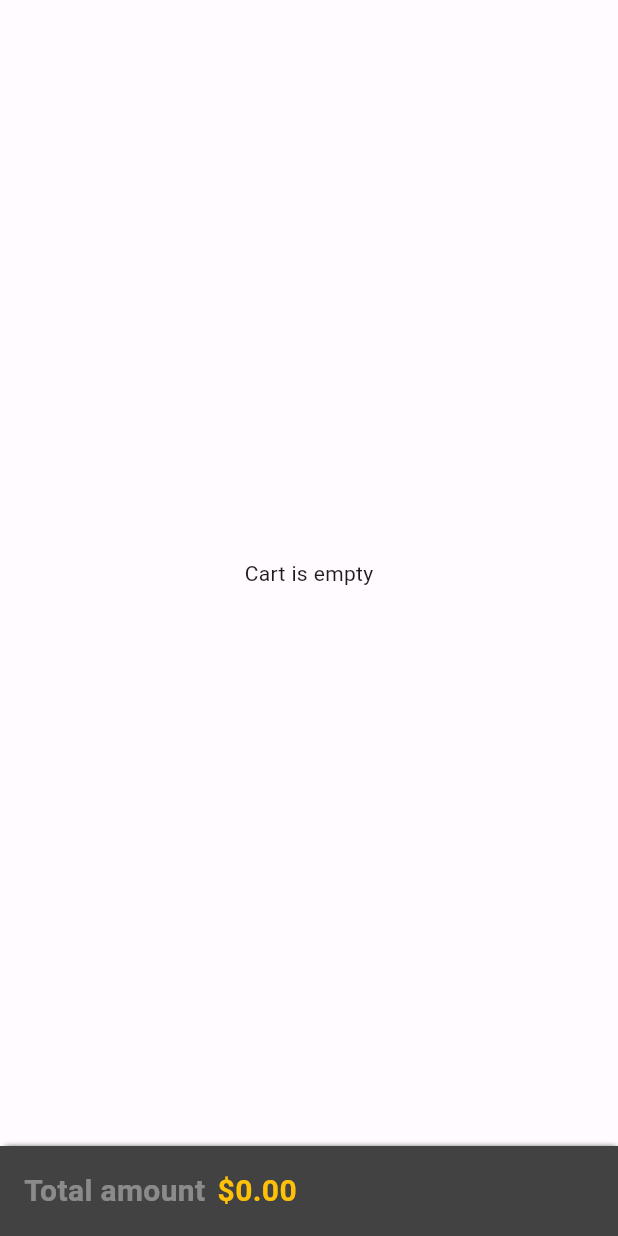
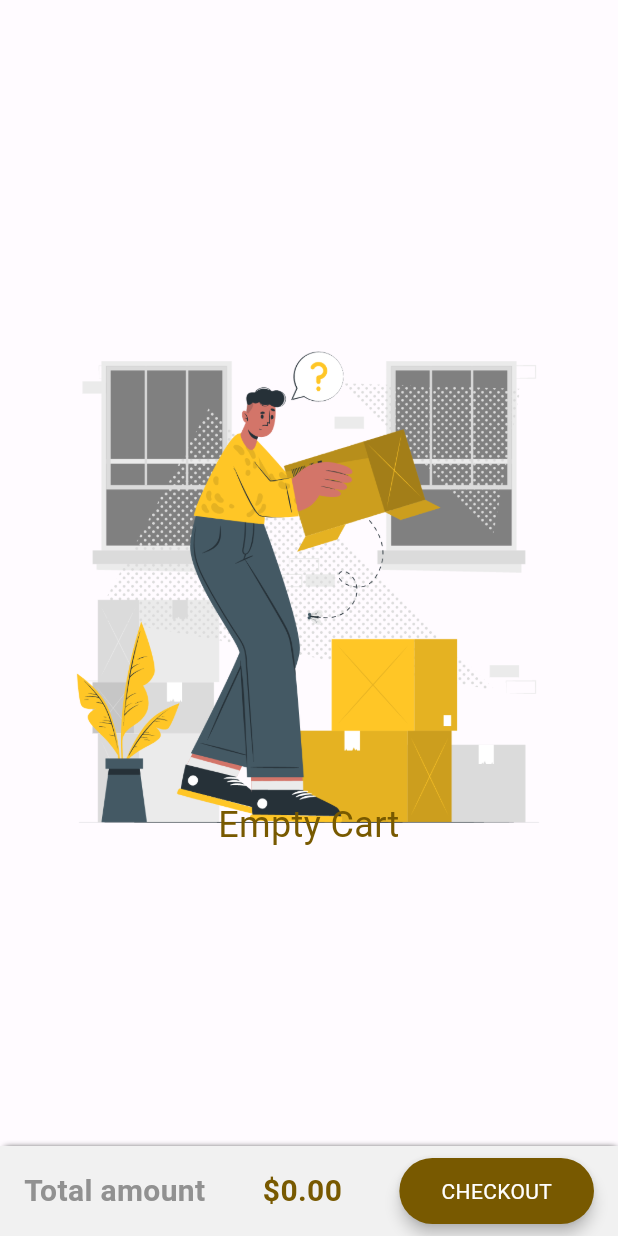
Before and after one commit to aboidrees90/ecommerce_flutter_php_mysql, a Flutter app: the CartListScreen screen opened by its route, on a phone screen of 412 x 824 dp. Run offline on Flutter 3.47's test engine with Material 2 defaults, Android fonts, the phone set to English and light mode, and no system bars; our stand-ins replace flutter_rating_bar, fluttertoast, font_awesome_flutter, get, google_fonts, image_picker and 1 more; accounts and stored records are empty; Roboto replaces fonts that are missing (Cairo).

Commit message:
dynamic dark/light theme

```diff
--- a/lib/core/constants/theme.dart
+++ b/lib/core/constants/theme.dart
@@ -2,102 +2,76 @@ import 'package:flutter/material.dart';
 
 const lightColorScheme = ColorScheme(
   brightness: Brightness.light,
+  primary: Color(0xFF785900),
+  onPrimary: Color(0xFFFFFFFF),
+  primaryContainer: Color(0xFFF1F1F1),
+  onPrimaryContainer: Color(0xFF000000),
 
   //
-  primary: Color(0xFFA200BB),
-  onPrimary: Color(0xFFFFFFFF),
-  primaryContainer: Color(0xFFFFD6FE),
-  onPrimaryContainer: Color(0xFF35003F),
+  secondary: Color(0xFF715C00),
+  onSecondary: Color(0xFF919191),
+  secondaryContainer: Color(0xFFFFE17B),
+  onSecondaryContainer: Color(0xFF231B00),
 
   //
-  secondary: Color(0xFF9A25AE),
-  onSecondary: Color(0xFFFFFFFF),
-  secondaryContainer: Color(0xFFFFD6FE),
-  onSecondaryContainer: Color(0xFF35003F),
-
-  //
-  tertiary: Color(0xFF9A25AE),
+  tertiary: Color(0xFF765B00),
   onTertiary: Color(0xFFFFFFFF),
-  tertiaryContainer: Color(0xFFFFD6FE),
-  onTertiaryContainer: Color(0xFF35003F),
+  tertiaryContainer: Color(0xFFFFDF93),
+  onTertiaryContainer: Color(0xFF241A00),
 
   //
   error: Color(0xFFBA1A1A),
   errorContainer: Color(0xFFFFDAD6),
   onError: Color(0xFFFFFFFF),
   onErrorContainer: Color(0xFF410002),
-
-  //
   background: Color(0xFFFFFBFF),
-  onBackground: Color(0xFF1E1A1D),
-
-  //
+  onBackground: Color(0xFF1E1B16),
   surface: Color(0xFFFFFBFF),
-  onSurface: Color(0xFF1E1A1D),
-
-  //
-  surfaceVariant: Color(0xFFECDFE8),
-  onSurfaceVariant: Color(0xFF4D444C),
-
-  //
-  outline: Color(0xFF7F747D),
-
-  onInverseSurface: Color(0xFFF7EEF3),
-  inverseSurface: Color(0xFF332F32),
-
-  //
-  inversePrimary: Color(0xFFFAABFF),
+  onSurface: Color(0xFF1E1B16),
+  surfaceVariant: Color(0xFFEDE1CF),
+  onSurfaceVariant: Color(0xFF4D4639),
+  outline: Color(0xFF785900),
+  onInverseSurface: Color(0xFFF7EFE7),
+  inverseSurface: Color(0xFF33302A),
+  inversePrimary: Color(0xFFFABD00),
   shadow: Color(0xFF000000),
-  surfaceTint: Color(0xFFA200BB),
+  surfaceTint: Color(0xFF785900),
 );
 
 const darkColorScheme = ColorScheme(
   brightness: Brightness.dark,
+  primary: Color(0xFFFABD00),
+  onPrimary: Color(0xFF3F2E00),
+  primaryContainer: Color(0xFF424242),
+  onPrimaryContainer: Color(0xFFFFFFFF),
 
   //
-  primary: Color(0xFFFAABFF),
-  onPrimary: Color(0xFF570066),
-  primaryContainer: Color(0xFF7B008F),
-  onPrimaryContainer: Color(0xFFFFD6FE),
+  secondary: Color(0xFFEAC32B),
+  onSecondary: Color(0xFF919191),
+  secondaryContainer: Color(0xFF564500),
+  onSecondaryContainer: Color(0xFFFFE17B),
 
   //
-  secondary: Color(0xFFF9ABFF),
-  onSecondary: Color(0xFF570066),
-  secondaryContainer: Color(0xFF7B008F),
-  onSecondaryContainer: Color(0xFFFFD6FE),
-
-  //
-  tertiary: Color(0xFFF9ABFF),
-  onTertiary: Color(0xFF570066),
-  tertiaryContainer: Color(0xFF7B008F),
-  onTertiaryContainer: Color(0xFFFFD6FE),
+  tertiary: Color(0xFFF3C01A),
+  onTertiary: Color(0xFF3E2E00),
+  tertiaryContainer: Color(0xFF594400),
+  onTertiaryContainer: Color(0xFFFFDF93),
 
   //
   error: Color(0xFFFFB4AB),
   errorContainer: Color(0xFF93000A),
   onError: Color(0xFF690005),
   onErrorContainer: Color(0xFFFFDAD6),
-
-  //
-  background: Color(0xFF1E1A1D),
-  onBackground: Color(0xFFE9E0E4),
-
-  //
-  surface: Color(0xFF1E1A1D),
-  onSurface: Color(0xFFE9E0E4),
-
-  //
-  surfaceVariant: Color(0xFF4D444C),
-  onSurfaceVariant: Color(0xFFD0C3CC),
-
-  //
-  outline: Color(0xFF998D96),
-
-  onInverseSurface: Color(0xFF1E1A1D),
-  inverseSurface: Color(0xFFE9E0E4),
-
-  //
-  inversePrimary: Color(0xFFA200BB),
+  background: Color(0xFF1E1B16),
+  onBackground: Color(0xFFE9E1D8),
+  surface: Color(0xFF1E1B16),
+  onSurface: Color(0xFFE9E1D8),
+  surfaceVariant: Color(0xFF4D4639),
+  onSurfaceVariant: Color(0xFFD0C5B4),
+  outline: Color(0xFFFABD00),
+  onInverseSurface: Color(0xFF1E1B16),
+  inverseSurface: Color(0xFFE9E1D8),
+  inversePrimary: Color(0xFF785900),
   shadow: Color(0xFF000000),
-  surfaceTint: Color(0xFFFAABFF),
+  surfaceTint: Color(0xFFFABD00),
 );
--- a/lib/features/cart/cart_list_screen.dart
+++ b/lib/features/cart/cart_list_screen.dart
@@ -1,30 +1,62 @@
 import 'package:ecommerce_php/core/constants/shadows.dart';
 import 'package:ecommerce_php/features/cart/cart_list_controller.dart';
 import 'package:ecommerce_php/features/product/product_image.dart';
+import 'package:ecommerce_php/features/widgets/button.dart';
 import 'package:flutter/material.dart';
 import 'package:get/get.dart';
 
-class CartListScreen extends StatefulWidget {
+class CartListScreen extends StatelessWidget {
   const CartListScreen({super.key});
 
   @override
-  State<CartListScreen> createState() => _CartListScreenState();
+  Widget build(BuildContext context) {
+    final cartListController = Get.put(CartListController());
+    final colorScheme = Get.theme.colorScheme;
+
+    return Scaffold(
+      body: Obx(
+        () => cartListController.cartList.isNotEmpty ? const CartProductsList() : const EmptyCart(),
+      ),
+      bottomNavigationBar: GetBuilder(
+        init: CartListController(),
+        builder: (controller) {
+          return Container(
+            height: 60,
+            decoration: BoxDecoration(color: colorScheme.primaryContainer, boxShadow: const [shadowUp]),
+            padding: const EdgeInsets.symmetric(horizontal: 16, vertical: 8),
+            child: Row(
+              mainAxisAlignment: MainAxisAlignment.spaceBetween,
+              children: [
+                // Total amount
+                Text("Total amount", style: TextStyle(color: colorScheme.onSecondary, fontSize: 20, fontWeight: FontWeight.bold)),
+                // total price
+                Obx(
+                  () => Text(
+                    "\$${cartListController.total.toStringAsFixed(2)}",
+                    maxLines: 1,
+                    style: TextStyle(color: colorScheme.primary, fontSize: 20, fontWeight: FontWeight.bold),
+                  ),
+                ),
+                Button(text: 'CHECKOUT', color: colorScheme.primary, onTap: () {}),
+              ],
+            ),
+          );
+        },
+      ),
+    );
+  }
 }
 
-class _CartListScreenState extends State<CartListScreen> {
-  final cartListController = Get.put(CartListController());
-
-  @override
-  void initState() {
-    super.initState();
-  }
+class CartProductsList extends StatelessWidget {
+  const CartProductsList({Key? key}) : super(key: key);
 
   @override
   Widget build(BuildContext context) {
-    return Scaffold(
-      body: Obx(
-        () => cartListController.cartList.isNotEmpty
-            ? ListView.builder(
+    final cartListController = Get.put(CartListController());
+
+    final colorScheme = Get.theme.colorScheme;
+
+    return ListView.builder(
       itemCount: cartListController.cartList.length,
       itemBuilder: (context, index) {
         final cartItem = cartListController.cartList[index];
@@ -35,7 +67,7 @@ class _CartListScreenState extends State<CartListScreen> {
           margin: EdgeInsets.fromLTRB(16, index == 0 ? 16 : 4, 16, index == cartListController.cartList.length - 1 ? 16 : 8),
           decoration: BoxDecoration(
             borderRadius: BorderRadius.circular(20),
-                      color: const Color(0xFF424242),
+            color: colorScheme.primaryContainer,
             boxShadow: const [shadowDown],
           ),
           child: GestureDetector(
@@ -45,6 +77,8 @@ class _CartListScreenState extends State<CartListScreen> {
               children: [
                 // name - color - size - price - +/-
                 Expanded(
+                  child: Padding(
+                    padding: const EdgeInsets.all(8.0),
                     child: Column(
                       crossAxisAlignment: CrossAxisAlignment.stretch,
                       mainAxisAlignment: MainAxisAlignment.start,
@@ -54,12 +88,12 @@ class _CartListScreenState extends State<CartListScreen> {
                           product.name!,
                           maxLines: 2,
                           overflow: TextOverflow.ellipsis,
+                          style: TextStyle(color: colorScheme.onPrimaryContainer, fontSize: 16),
                         ),
 
                         // Color + Size + Price
                         Row(
                           crossAxisAlignment: CrossAxisAlignment.end,
-                                  textBaseline: TextBaseline.ideographic,
                           children: [
                             // Color size
                             Expanded(
@@ -67,7 +101,7 @@ class _CartListScreenState extends State<CartListScreen> {
                                 "Color: ${cartItem.color} \nSize: ${cartItem.size}",
                                 maxLines: 2,
                                 overflow: TextOverflow.ellipsis,
-                                        style: const TextStyle(color: Colors.white60),
+                                style: TextStyle(color: colorScheme.onSecondary),
                               ),
                             ),
 
@@ -76,7 +110,7 @@ class _CartListScreenState extends State<CartListScreen> {
                               "\$${product.price}",
                               maxLines: 3,
                               overflow: TextOverflow.ellipsis,
-                                      style: const TextStyle(color: Colors.amber, fontSize: 16, fontWeight: FontWeight.bold),
+                              style: TextStyle(color: colorScheme.primary, fontSize: 16, fontWeight: FontWeight.bold),
                             ),
                           ],
                         ),
@@ -87,16 +121,17 @@ class _CartListScreenState extends State<CartListScreen> {
                           crossAxisAlignment: CrossAxisAlignment.center,
                           children: [
                             // + button
-                                    IconButton(onPressed: () {}, icon: const Icon(Icons.add_circle_outline, color: Colors.amber, size: 32)),
+                            IconButton(onPressed: () {}, icon: Icon(Icons.add_circle_outline, color: colorScheme.primary, size: 32)),
 
                             // Quantity
-                                    Text(cartItem.quantity.toString(), style: const TextStyle(color: Colors.amber, fontSize: 16)),
+                            Text(cartItem.quantity.toString(), style: TextStyle(color: colorScheme.primary, fontSize: 16)),
 
                             // - button
-                                    IconButton(onPressed: () {}, icon: const Icon(Icons.remove_circle_outline_outlined, color: Colors.amber, size: 32)),
+                            IconButton(onPressed: () {}, icon: Icon(Icons.remove_circle_outline_outlined, color: colorScheme.primary, size: 32)),
                           ],
                         )
                       ],
+                    ),
                   ),
                 ),
                 // Image
@@ -116,10 +151,7 @@ class _CartListScreenState extends State<CartListScreen> {
                         init: CartListController(),
                         builder: (controller) {
                           return GestureDetector(
-                                      onTap: () {
-                                        cartListController.updateSelectedProduct(cartItem.id!);
-                                        // cartListController.calculateTotalCost();
-                                      },
+                            onTap: () => cartListController.updateSelectedProduct(cartItem.id!),
                             child: Icon(
                               cartListController.selectedProductsInCartList.contains(cartItem.id) ? Icons.check_box : Icons.check_box_outline_blank,
                               color: cartListController.isAllSelected ? Colors.grey : Colors.white,
@@ -135,34 +167,37 @@ class _CartListScreenState extends State<CartListScreen> {
           ),
         );
       },
-              )
-            : const Center(child: Text("Cart is empty")),
+    );
+  }
+}
+
+class EmptyCart extends StatelessWidget {
+  const EmptyCart({
+    Key? key,
+  }) : super(key: key);
+
+  @override
+  Widget build(BuildContext context) {
+    final colorScheme = Get.theme.colorScheme;
+    return Stack(
+      children: [
+        Positioned(
+          top: (Get.size.height - Get.size.width) / 2,
+          left: (Get.size.width - Get.size.width * .90) / 2,
+          width: Get.size.width * .90,
+          child: Image.asset('images/empty_cart.png', width: Get.size.width * .90, height: Get.size.width * .90),
         ),
-      bottomNavigationBar: GetBuilder(
-        init: CartListController(),
-        builder: (controller) {
-          return Container(
-            height: 60,
-            decoration: const BoxDecoration(color: Color(0xFF424242), boxShadow: [shadowUp]),
-            padding: const EdgeInsets.symmetric(horizontal: 16, vertical: 8),
-            child: Row(
-              children: [
-                // Total amount
-                const Text("Total amount", style: TextStyle(color: Colors.white38, fontSize: 20, fontWeight: FontWeight.bold)),
-                const SizedBox(width: 8),
-                // total price
-                Obx(
-                  () => Text(
-                    "\$${cartListController.total.toStringAsFixed(2)}",
-                    maxLines: 1,
-                    style: const TextStyle(color: Colors.amber, fontSize: 20, fontWeight: FontWeight.bold),
+        Positioned(
+          top: (Get.size.height - Get.size.width + Get.size.width / 3.4),
+          left: Get.size.width / 2 - 70,
+          width: 140,
+          child: Text(
+            "Empty Cart",
+            textAlign: TextAlign.center,
+            style: TextStyle(color: colorScheme.primary, fontSize: 24),
           ),
         ),
       ],
-            ),
-          );
-        },
-      ),
     );
   }
 }
--- a/lib/features/product/build_rating_bar.dart
+++ b/lib/features/product/build_rating_bar.dart
@@ -1,5 +1,6 @@
 import 'package:flutter/material.dart';
 import 'package:flutter_rating_bar/flutter_rating_bar.dart';
+import 'package:get/get.dart';
 
 Row buildRatingBar({required double rating, required void Function(double) onRatingUpdate}) {
   return Row(
@@ -11,7 +12,7 @@ Row buildRatingBar({required double rating, required void Function(double) onRat
         direction: Axis.horizontal,
         allowHalfRating: true,
         itemCount: 5,
-        itemBuilder: (_, __) => const Icon(Icons.star, color: Colors.amber),
+        itemBuilder: (_, __) => Icon(Icons.star, color: Get.theme.colorScheme.primary),
         onRatingUpdate: onRatingUpdate,
         ignoreGestures: true,
         unratedColor: Colors.grey,
@@ -21,7 +22,7 @@ Row buildRatingBar({required double rating, required void Function(double) onRat
       const SizedBox(width: 8),
 
       // rating number
-      Text("($rating)", style: const TextStyle(color: Colors.amber, fontSize: 16))
+      Text("($rating)", style: TextStyle(color: Get.theme.colorScheme.primary, fontSize: 16))
     ],
   );
 }
--- a/lib/features/product/display_products/products_screen.dart
+++ b/lib/features/product/display_products/products_screen.dart
@@ -2,6 +2,7 @@ import 'package:ecommerce_php/features/product/display_products/widgets/products
 import 'package:ecommerce_php/features/product/display_products/widgets/search_bar.dart';
 import 'package:ecommerce_php/features/product/display_products/widgets/trending_products.dart';
 import 'package:flutter/material.dart';
+import 'package:get/get.dart';
 
 class ProductsScreen extends StatelessWidget {
   const ProductsScreen({super.key});
@@ -33,7 +34,7 @@ class ProductsScreen extends StatelessWidget {
         const SizedBox(height: 18),
         Padding(
           padding: const EdgeInsets.symmetric(horizontal: 16),
-          child: Text(title, style: const TextStyle(color: Colors.white, fontWeight: FontWeight.bold, fontSize: 20)),
+          child: Text(title, style: TextStyle(color: Get.theme.colorScheme.primary, fontWeight: FontWeight.bold, fontSize: 20)),
         )
       ],
     );
--- a/lib/features/product/display_products/widgets/build_name_and_price.dart
+++ b/lib/features/product/display_products/widgets/build_name_and_price.dart
@@ -1,4 +1,5 @@
 import 'package:flutter/material.dart';
+import 'package:get/get.dart';
 
 Row buildNameAndPrice({required String name, required double price}) {
   return Row(
@@ -8,13 +9,13 @@ Row buildNameAndPrice({required String name, required double price}) {
           name,
           maxLines: 1,
           overflow: TextOverflow.ellipsis,
-          style: const TextStyle(color: Colors.grey, fontSize: 14, fontWeight: FontWeight.bold),
+          style: TextStyle(color: Get.theme.colorScheme.onPrimaryContainer, fontSize: 14, fontWeight: FontWeight.bold),
         ),
       ),
       const SizedBox(width: 10),
       Padding(
         padding: const EdgeInsets.symmetric(horizontal: 12),
-        child: Text("\$$price", style: const TextStyle(color: Colors.amber, fontSize: 14, fontWeight: FontWeight.bold)),
+        child: Text("\$$price", style: TextStyle(color: Get.theme.colorScheme.primary, fontSize: 14, fontWeight: FontWeight.bold)),
       ),
     ],
   );
--- a/lib/features/product/display_products/widgets/building_product_info.dart
+++ b/lib/features/product/display_products/widgets/building_product_info.dart
@@ -17,7 +17,7 @@ Expanded buildProductInfo({required Product product}) {
           // Tags
           Text(
             "Tags:\n${product.tags.toString().replaceAll('[', '').replaceAll(']', '').capitalize!}",
-            style: const TextStyle(color: Colors.white, fontSize: 12),
+            style: TextStyle(color: Get.theme.colorScheme.onSecondaryContainer, fontSize: 12),
           ),
           const SizedBox(height: 8),
           // Rating
--- a/lib/features/product/display_products/widgets/product_horizontal_card.dart
+++ b/lib/features/product/display_products/widgets/product_horizontal_card.dart
@@ -23,7 +23,7 @@ class ProductHorizontalCard extends StatelessWidget {
         width: width,
         margin: margin ?? const EdgeInsets.all(8),
         decoration: BoxDecoration(
-          color: const Color(0xFF424242),
+          color: Get.theme.colorScheme.primaryContainer,
           borderRadius: BorderRadius.circular(20),
           boxShadow: const [shadowDown],
         ),
--- a/lib/features/product/display_products/widgets/product_vertical_card.dart
+++ b/lib/features/product/display_products/widgets/product_vertical_card.dart
@@ -23,7 +23,7 @@ class ProductVerticalCard extends StatelessWidget {
         width: width,
         margin: margin ?? const EdgeInsets.all(8),
         decoration: BoxDecoration(
-          color: const Color(0xFF424242),
+          color: Get.theme.colorScheme.primaryContainer,
           borderRadius: BorderRadius.circular(20),
           boxShadow: const [shadowDown],
         ),
--- a/lib/features/product/new_product/widgets/select_image.dart
+++ b/lib/features/product/new_product/widgets/select_image.dart
@@ -12,7 +12,7 @@ class SelectImage extends StatelessWidget {
     final UploadProductsController controller = Get.put(UploadProductsController());
 
     return Container(
-      decoration: const BoxDecoration(gradient: LinearGradient(colors: [Colors.black54, Colors.deepPurple])),
+      decoration: BoxDecoration(gradient: LinearGradient(colors: [Colors.black54, Get.theme.colorScheme.primary])),
       padding: const EdgeInsets.symmetric(horizontal: 30),
       height: Get.height / 4,
       child: Row(
```
Also changed, not shown: lib/core/functions/input_style.dart (+8 -7 lines), lib/features/Home/home_screen.dart (+12 -11 lines), lib/features/account/profile/profile_screen.dart (+14 -8 lines), lib/features/product/display_products/widgets/search_bar.dart (+10 -4 lines), lib/features/product/new_product/widgets/new_product_form.dart (+9 -3 lines), lib/features/product/product_details/product_details_screen.dart (+24 -18 lines), lib/features/product/product_details/widget/selectable_tile.dart (+6 -4 lines), lib/main.dart (+12 -2 lines), images/empty_cart.jpeg (added), images/empty_cart.png (added). Lines whose indentation alone changed are shown as unchanged.
